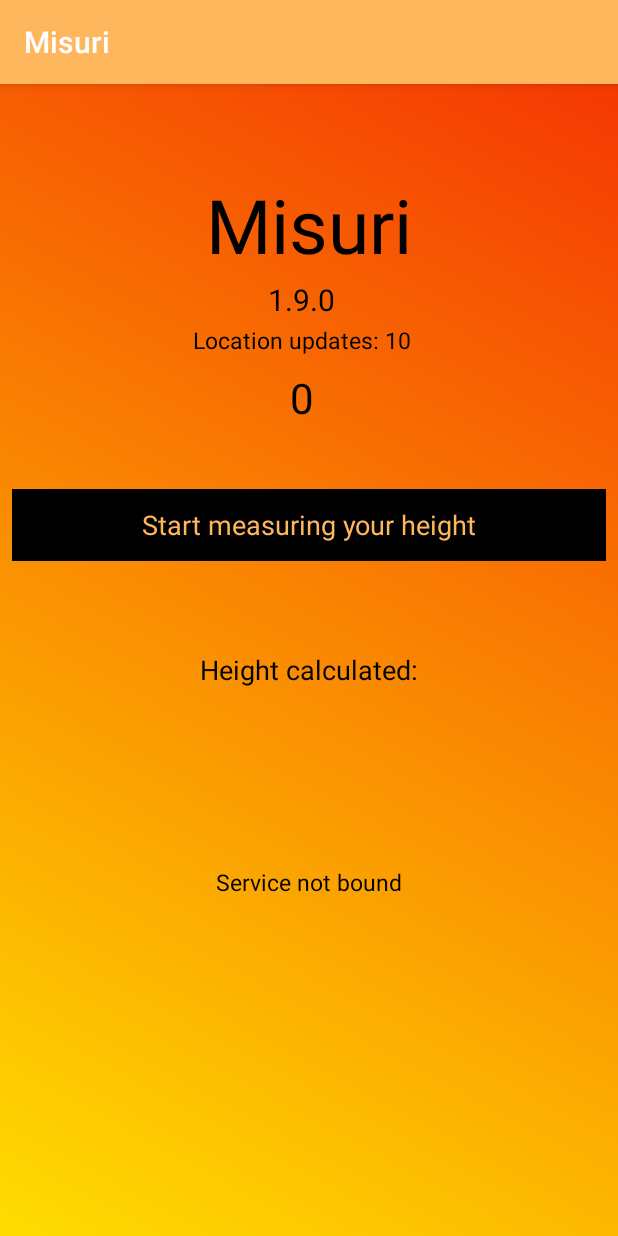
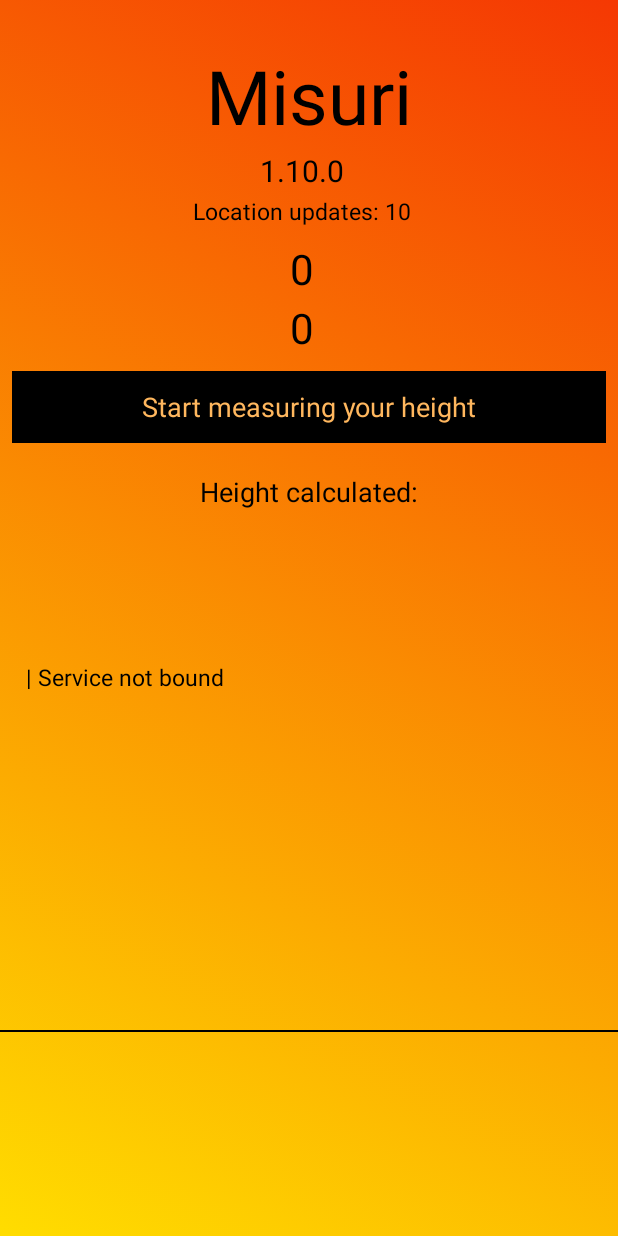
Before and after one commit to sakerhetspolisen/Misuri, an Android app: the screen it shows after launch (MainActivity), after a tap on "Start measuring your height", on a phone screen of 412 x 824 dp. Run offline under Robolectric (Android 15) with nearby library versions, the phone set to English and light mode, and no system bars; 2 statements that could not run were skipped.

Commit message:
Decread update interval to 3000, fixed notification issue, UI updates, added locationUpdates counter
Fixed issue where location notification couldn’t be killed
Fixed issue where location updates came way to often and stopped the tracking instantly
Decreased update interval to 3000ms
Added locationUpdatesCounter to layout
Added bottom border to errorlogs so user knows when container ends

```diff
--- a/app/src/main/java/com/example/misuri/ForegroundOnlyLocationService.kt
+++ b/app/src/main/java/com/example/misuri/ForegroundOnlyLocationService.kt
@@ -18,6 +18,7 @@ package com.example.misuri
 import android.app.Notification
 import android.app.NotificationChannel
 import android.app.NotificationManager
+import android.app.PendingIntent
 import android.app.Service
 import android.content.Context
 import android.content.Intent
@@ -92,7 +93,7 @@ class ForegroundOnlyLocationService : Service() {
             // IMPORTANT NOTE: Apps running on Android 8.0 and higher devices (regardless of
             // targetSdkVersion) may receive updates less frequently than this interval when the app
             // is no longer in the foreground.
-            interval = 1000
+            interval = 3000
 
             // Sets the fastest rate for active location updates. This interval is exact, and your
             // application will never receive updates more frequently than this value.
@@ -152,7 +153,7 @@ class ForegroundOnlyLocationService : Service() {
         return START_NOT_STICKY
     }
 
-    override fun onBind(intent: Intent): IBinder {
+    override fun onBind(intent: Intent): IBinder? {
         Log.d(TAG, "onBind()")
 
         // MainActivity (client) comes into foreground and binds to service, so the service can
@@ -212,7 +213,6 @@ class ForegroundOnlyLocationService : Service() {
         startService(Intent(applicationContext, ForegroundOnlyLocationService::class.java))
 
         try {
-            // TODO: Step 1.5, Subscribe to location changes.
             fusedLocationProviderClient.requestLocationUpdates(
                 locationRequest, locationCallback, Looper.myLooper())
         } catch (unlikely: SecurityException) {
@@ -277,9 +277,16 @@ class ForegroundOnlyLocationService : Service() {
             .bigText(mainNotificationText)
             .setBigContentTitle(titleText)
 
+        val launchActivityIntent = Intent(this, MainActivity::class.java)
 
         val cancelIntent = Intent(this, ForegroundOnlyLocationService::class.java)
         cancelIntent.putExtra(EXTRA_CANCEL_LOCATION_TRACKING_FROM_NOTIFICATION, true)
+
+        val servicePendingIntent = PendingIntent.getService(
+            this, 0, cancelIntent, PendingIntent.FLAG_UPDATE_CURRENT)
+
+        val activityPendingIntent = PendingIntent.getActivity(
+            this, 0, launchActivityIntent, 0)
 
         // 4. Build and issue the notification.
         // Notification Channel Id is ignored for Android pre O (26).
@@ -294,6 +301,15 @@ class ForegroundOnlyLocationService : Service() {
             .setDefaults(NotificationCompat.DEFAULT_ALL)
             .setOngoing(true)
             .setVisibility(NotificationCompat.VISIBILITY_PUBLIC)
+            .addAction(
+                0,getString(R.string.launch_activity),
+                activityPendingIntent
+            )
+            .addAction(
+                0,
+                getString(R.string.stop_location_updates_button_text),
+                servicePendingIntent
+            )
             .build()
     }
 
--- a/app/src/main/java/com/example/misuri/MainActivity.kt
+++ b/app/src/main/java/com/example/misuri/MainActivity.kt
@@ -31,17 +31,19 @@ import android.net.Uri
 import android.provider.Settings
 import android.media.MediaPlayer
 import com.google.android.material.snackbar.Snackbar
+import kotlin.math.*
+
 
 private const val REQUEST_FOREGROUND_ONLY_PERMISSIONS_REQUEST_CODE = 34
 
 @RequiresApi(Build.VERSION_CODES.M)
 class MainActivity : AppCompatActivity(), SharedPreferences.OnSharedPreferenceChangeListener, SensorEventListener {
-
     private var foregroundOnlyLocationServiceBound = false
     private var foregroundOnlyLocationService: ForegroundOnlyLocationService? = null
     private lateinit var foregroundOnlyBroadcastReceiver: ForegroundOnlyBroadcastReceiver
     private lateinit var sharedPreferences:SharedPreferences
     private var appIsRunning = false
+
     private val locationUpdatesUntilBreak = 10
     private var locationUpdatesReceived = 0
     private var sensorManager:SensorManager? = null
@@ -55,9 +57,12 @@ class MainActivity : AppCompatActivity(), SharedPreferences.OnSharedPreferenceCh
     // Increments for every taken step since first location update
     private var stepsRegistered = 0
 
+    private var startTimeMillis = 0L
+
     // textViews that are called more than once in code
     private lateinit var stepstextView : TextView
     private lateinit var resulttextView: TextView
+    private lateinit var locationUpdatesCountertextView : TextView
 
     private val foregroundOnlyServiceConnection = object : ServiceConnection {
         override fun onServiceConnected(name: ComponentName, service: IBinder) {
@@ -75,7 +80,7 @@ class MainActivity : AppCompatActivity(), SharedPreferences.OnSharedPreferenceCh
     // Renders updates to a textView
     private fun renderLog(msg: String) {
         val errors: TextView = findViewById(R.id.errorlogs)
-        errors.append(System.getProperty("line.separator")!! + msg)
+        errors.append(" | $msg")
     }
 
 
@@ -113,6 +118,7 @@ class MainActivity : AppCompatActivity(), SharedPreferences.OnSharedPreferenceCh
 
         stepstextView = findViewById(R.id.takensteps)
         resulttextView = findViewById(R.id.calculation_result)
+        locationUpdatesCountertextView = findViewById(R.id.receivedLocationUpdates)
 
         val locationupdatestextView: TextView = findViewById(R.id.numberoflocationupdates)
         locationupdatestextView.text = getString(R.string.app_loc_updates, locationUpdatesUntilBreak.toString())
@@ -123,20 +129,13 @@ class MainActivity : AppCompatActivity(), SharedPreferences.OnSharedPreferenceCh
         // This part initiates the recording
         val initButton: Button = findViewById(R.id.init_button)
         initButton.setOnClickListener {
-            val enabled = sharedPreferences.getBoolean(
-                SharedPreferenceUtil.KEY_FOREGROUND_ENABLED, false)
-
-            if (enabled) {
-                foregroundOnlyLocationService?.unsubscribeToLocationUpdates()
+            if (foregroundPermissionApproved()) {
+                foregroundOnlyLocationService?.subscribeToLocationUpdates()
+                    ?: renderLog("Service not bound")
             } else {
-                if (foregroundPermissionApproved()) {
-                    foregroundOnlyLocationService?.subscribeToLocationUpdates()
-                        ?: renderLog("Service not bound")
-                } else {
-                    requestForegroundPermissions()
-                }
-                Toast.makeText(this, "Start walking!", Toast.LENGTH_SHORT).show()
+                requestForegroundPermissions()
             }
+            Toast.makeText(this, "Start walking!", Toast.LENGTH_SHORT).show()
         }
     }
 
@@ -180,6 +179,10 @@ class MainActivity : AppCompatActivity(), SharedPreferences.OnSharedPreferenceCh
         if (foregroundOnlyLocationServiceBound) {
             unbindService(foregroundOnlyServiceConnection)
             foregroundOnlyLocationServiceBound = false
+        }
+        // Opposed to the recommendation, Misuri unregisters to Location updates either when the app has quit or locationUpdatesUntilBreak is reached.
+        if (sharedPreferences.getBoolean(SharedPreferenceUtil.KEY_FOREGROUND_ENABLED, false)) {
+            foregroundOnlyLocationService?.unsubscribeToLocationUpdates()
         }
         sharedPreferences.unregisterOnSharedPreferenceChangeListener(this)
         super.onStop()
@@ -276,6 +279,7 @@ class MainActivity : AppCompatActivity(), SharedPreferences.OnSharedPreferenceCh
         }
     }
 
+
     /**
      * Calculation using known body proportions
      */
@@ -283,7 +287,6 @@ class MainActivity : AppCompatActivity(), SharedPreferences.OnSharedPreferenceCh
         val distanceInMeters = locationArray.last().distanceTo(locationArray[0])
         val strideLength = distanceInMeters / stepsRegistered
 
-        //TODO: Replace with regression function and time integration
         val heightMin = (strideLength / 0.39).toInt().toString()
         val heightMax = (strideLength / 0.46).toInt().toString()
         val heightAvg = (strideLength / 0.42).toInt().toString()
@@ -309,14 +312,16 @@ class MainActivity : AppCompatActivity(), SharedPreferences.OnSharedPreferenceCh
                     locationArray.add(location)
                     if (locationUpdatesReceived == 0) {
                         appIsRunning = true
+                        startTimeMillis = System.currentTimeMillis()
                     }
                     if (locationUpdatesReceived == locationUpdatesUntilBreak) {
                         appIsRunning = false
                         calculateResult()
+                        foregroundOnlyLocationService?.unsubscribeToLocationUpdates()
                         mediaPlayer?.start()
                     }
                     locationUpdatesReceived += 1
-                    renderLog("(" + location.latitude.toString() + location.longitude.toString() + ")")
+                    locationUpdatesCountertextView.text = locationUpdatesReceived.toString()
                 }
             }
         }
--- /dev/null
+++ b/app/src/main/res/drawable/bottomline.xml
@@ -0,0 +1,22 @@
+<?xml version="1.0" encoding="utf-8"?>
+<layer-list xmlns:android="http://schemas.android.com/apk/res/android" >
+    <item
+        android:bottom="1dp"
+        android:left="-2dp"
+        android:right="-2dp"
+        android:top="-2dp">
+        <shape android:shape="rectangle" >
+            <stroke
+                android:width="1dp"
+                android:color="#FF000000" />
+
+            <solid android:color="#00FFFFFF" />
+
+            <padding android:left="10dp"
+                android:right="10dp"
+                android:top="10dp"
+                android:bottom="10dp" />
+        </shape>
+    </item>
+
+</layer-list>
--- a/app/src/main/res/layout/activity_main.xml
+++ b/app/src/main/res/layout/activity_main.xml
@@ -13,7 +13,7 @@
         android:layout_width="wrap_content"
         android:layout_height="wrap_content"
         android:layout_marginStart="8dp"
-        android:layout_marginTop="60dp"
+        android:layout_marginTop="30dp"
         android:layout_marginEnd="8dp"
         android:text="@string/app_name"
         android:textColor="@android:color/black"
@@ -54,20 +54,33 @@
         android:layout_height="wrap_content"
         android:layout_marginTop="30dp"
         android:layout_marginEnd="10dp"
-        android:text="@string/takensteps_default"
+        android:text="@string/tickers_default"
         android:textColor="@android:color/black"
         android:textAlignment="center"
         android:textSize="28sp"
         app:layout_constraintEnd_toEndOf="parent"
         app:layout_constraintStart_toStartOf="parent"
         app:layout_constraintTop_toTopOf="@+id/numberoflocationupdates" />
+    <TextView
+        android:id="@+id/receivedLocationUpdates"
+        android:layout_width="wrap_content"
+        android:layout_height="wrap_content"
+        android:layout_marginTop="1dp"
+        android:layout_marginEnd="10dp"
+        android:text="@string/tickers_default"
+        android:textColor="@android:color/black"
+        android:textAlignment="center"
+        android:textSize="28sp"
+        app:layout_constraintEnd_toEndOf="parent"
+        app:layout_constraintStart_toStartOf="parent"
+        app:layout_constraintTop_toBottomOf="@+id/takensteps" />
 
     <Button
         android:id="@+id/init_button"
         android:layout_width="match_parent"
         android:layout_height="wrap_content"
         android:layout_marginStart="8dp"
-        android:layout_marginTop="80dp"
+        android:layout_marginTop="10dp"
         android:layout_marginEnd="8dp"
         android:background="@android:color/black"
         android:text="@string/button_text"
@@ -75,14 +88,14 @@
         android:textColor="@color/colorPrimary"
         app:layout_constraintEnd_toEndOf="parent"
         app:layout_constraintStart_toStartOf="parent"
-        app:layout_constraintTop_toTopOf="@+id/takensteps" />
+        app:layout_constraintTop_toBottomOf="@+id/receivedLocationUpdates" />
 
     <TextView
         android:id="@+id/height_title"
         android:layout_width="wrap_content"
         android:layout_height="wrap_content"
         android:layout_marginStart="8dp"
-        android:layout_marginTop="108dp"
+        android:layout_marginTop="20dp"
         android:textColor="@android:color/black"
         android:layout_marginEnd="8dp"
         android:text="@string/calculation_title"
@@ -90,7 +103,7 @@
         android:textSize="18sp"
         app:layout_constraintEnd_toEndOf="parent"
         app:layout_constraintStart_toStartOf="parent"
-        app:layout_constraintTop_toTopOf="@+id/init_button" />
+        app:layout_constraintTop_toBottomOf="@+id/init_button" />
 
     <TextView
         android:id="@+id/calculation_result"
@@ -110,7 +123,7 @@
     <RelativeLayout
         android:id="@+id/errorlogs_container"
         android:layout_width="match_parent"
-        android:layout_height="200dp"
+        android:layout_height="250dp"
         android:padding="5dp"
         android:layout_marginTop="80dp"
         android:textIsSelectable="true"
@@ -126,11 +139,16 @@
             android:layout_marginEnd="8dp"
             android:scrollbars="vertical"
             android:text=""
-            android:textAlignment="center"
             android:textIsSelectable="true"
             android:textSize="15sp"
             app:layout_constraintEnd_toEndOf="parent"
             app:layout_constraintStart_toStartOf="parent" />
     </RelativeLayout>
+    <View
+        android:id="@+id/whereDoesErrorLogsStop"
+        android:layout_height="3dp"
+        android:layout_width="match_parent"
+        app:layout_constraintTop_toBottomOf="@+id/errorlogs_container"
+        android:background="@drawable/bottomline" />
 
 </androidx.constraintlayout.widget.ConstraintLayout>
--- a/app/src/main/res/values/strings.xml
+++ b/app/src/main/res/values/strings.xml
@@ -1,16 +1,16 @@
 <resources>
     <string name="app_name">Misuri</string>
-    <string name="app_version">1.9.0</string>
+    <string name="app_version">1.10.0</string>
     <string name="app_loc_updates">Location updates: %1$s</string>
-    <string name="takensteps_default">0</string>
+    <string name="tickers_default">0</string>
     <string name="calculation_title">Height calculated:</string>
     <string name="button_text">Start measuring your height</string>
     <string name="result_body">You walked %1$sm, and your height is between %2$sm and %4$sm. My guess is %3$s.</string>
-
     <string name="launch_activity">Launch activity</string>
     <string name="location_unknown">Location Unknown</string>
     <string name="location_updates_label">Location Updates</string>
     <string name="permission_rationale">Location permission needed for core functionality</string>
+    <string name="stop_location_updates_button_text">Stop receiving location updates</string>
     <string name="permission_denied_explanation">Permission was denied, but is needed for core functionality.</string>
     <string name="settings">Settings</string>
     <string name="ok">OK</string>
--- a/app/src/main/res/values/styles.xml
+++ b/app/src/main/res/values/styles.xml
@@ -1,6 +1,6 @@
 <resources>
     <!-- Base application theme. -->
-    <style name="AppTheme" parent="Theme.AppCompat.Light.DarkActionBar">
+    <style name="AppTheme" parent="Theme.AppCompat.Light.NoActionBar">
         <!-- Customize your theme here. -->
         <item name="colorPrimary">@color/colorPrimary</item>
         <item name="colorPrimaryDark">@color/colorPrimaryDark</item>
```
